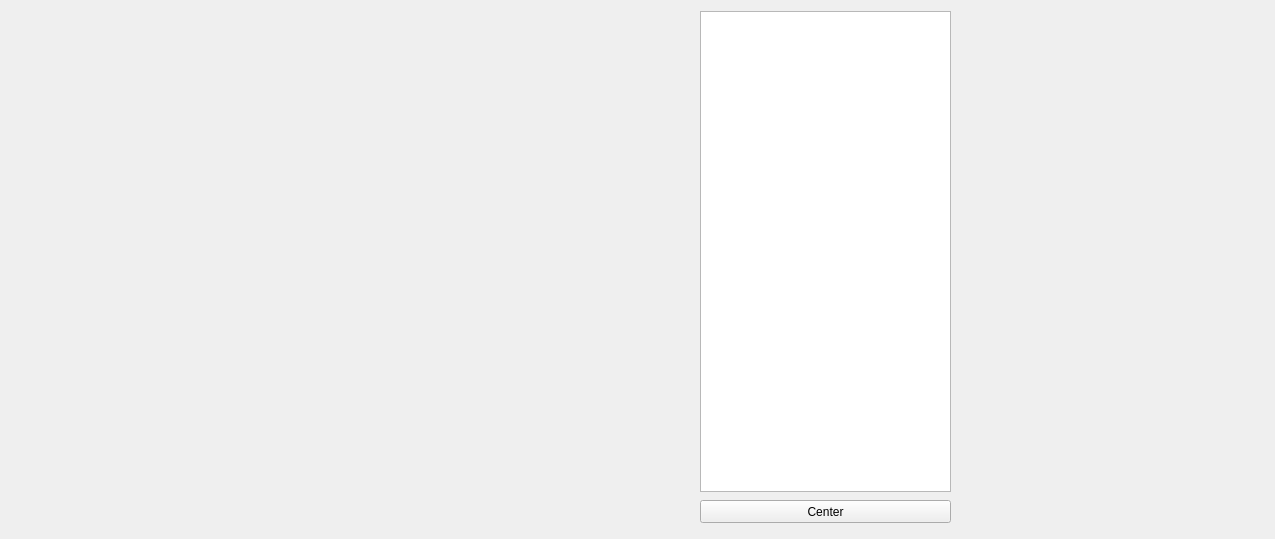
The window that UI/StonksMainWindow.ui (ShinokuS/StonksApp) describes before a commit, drawn with Qt 5.
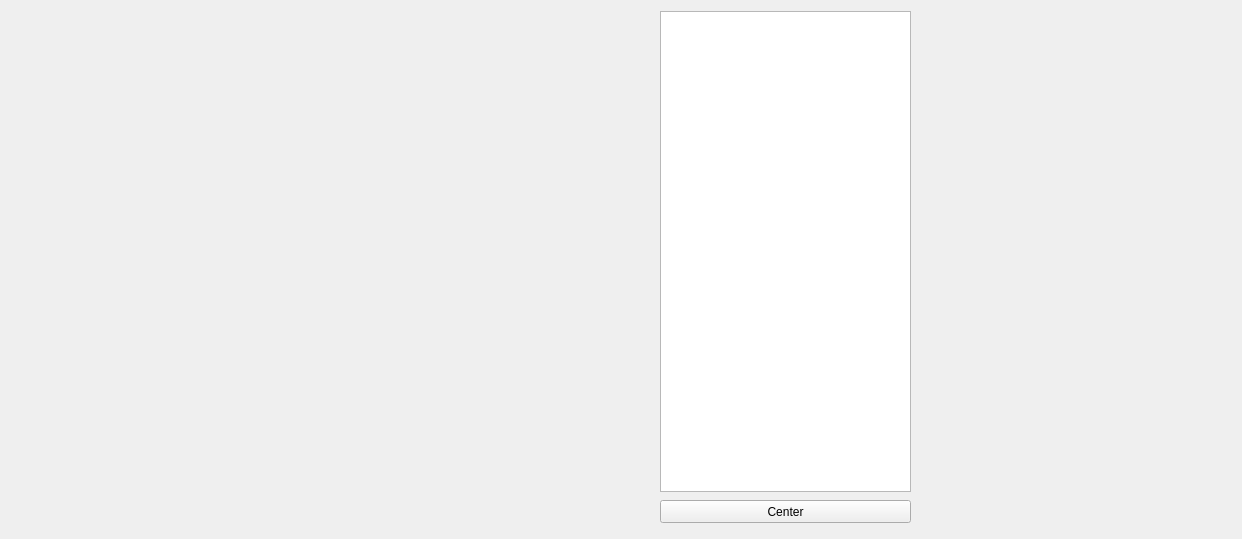
The same window after the commit.

What changed in the file:
```diff
--- a/UI/StonksMainWindow.ui
+++ b/UI/StonksMainWindow.ui
@@ -6,7 +6,7 @@
    <rect>
     <x>0</x>
     <y>0</y>
-    <width>1275</width>
+    <width>1242</width>
     <height>539</height>
    </rect>
   </property>
@@ -17,7 +17,7 @@
    <widget class="QWidget" name="graphWidget" native="true">
     <property name="geometry">
      <rect>
-      <x>950</x>
+      <x>910</x>
       <y>10</y>
       <width>331</width>
       <height>521</height>
@@ -27,7 +27,7 @@
    <widget class="QPushButton" name="centerButton">
     <property name="geometry">
      <rect>
-      <x>700</x>
+      <x>660</x>
       <y>500</y>
       <width>251</width>
       <height>23</height>
@@ -40,7 +40,7 @@
    <widget class="QTableView" name="tableView">
     <property name="geometry">
      <rect>
-      <x>700</x>
+      <x>660</x>
       <y>11</y>
       <width>251</width>
       <height>481</height>
@@ -50,26 +50,13 @@
    <widget class="QWidget" name="priceGraphWidget" native="true">
     <property name="geometry">
      <rect>
-      <x>-1</x>
-      <y>30</y>
-      <width>701</width>
-      <height>491</height>
+      <x>0</x>
+      <y>-10</y>
+      <width>661</width>
+      <height>531</height>
      </rect>
     </property>
    </widget>
-   <widget class="QLabel" name="label">
-    <property name="geometry">
-     <rect>
-      <x>620</x>
-      <y>10</y>
-      <width>71</width>
-      <height>20</height>
-     </rect>
-    </property>
-    <property name="text">
-     <string/>
-    </property>
-   </widget>
   </widget>
  </widget>
  <layoutdefault spacing="6" margin="11"/>
```
